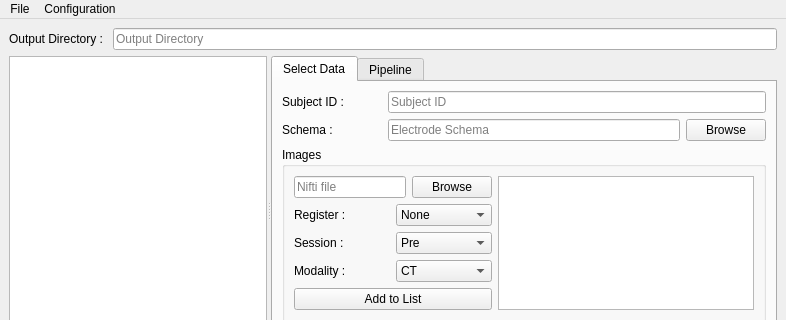
Old version of the form ciclone/forms/MainWindow.ui in the repository NeuroTech-Platform/CiCLONE; both pictures show x 0 to 786 and y 0 to 320 of the 786 by 749 pixel window.
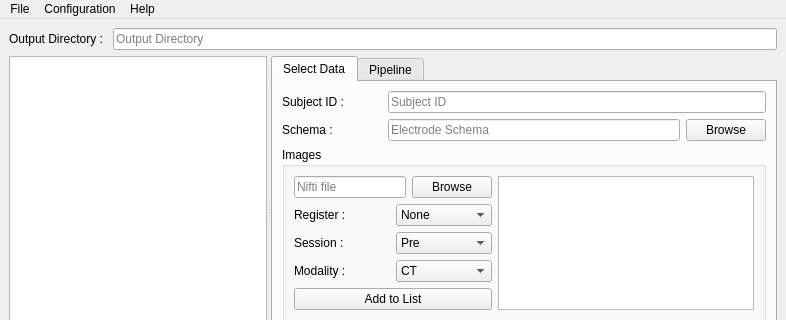
New version of the form.

Commit message: Add About Dialog

Diff of the .ui file:
```diff
--- a/ciclone/forms/MainWindow.ui
+++ b/ciclone/forms/MainWindow.ui
@@ -415,8 +415,15 @@
     </property>
     <addaction name="actionManage_Pipelines"/>
    </widget>
+   <widget class="QMenu" name="menuHelp">
+    <property name="title">
+     <string>Help</string>
+    </property>
+    <addaction name="actionAbout"/>
+   </widget>
    <addaction name="menuFile"/>
    <addaction name="menuConfiguration"/>
+   <addaction name="menuHelp"/>
   </widget>
   <widget class="QStatusBar" name="statusbar"/>
   <action name="actionNew_Output_Directory">
```
Left out of the diff: 5 changed lines with no effect on the pictures. The commit also changes 6 other files.
